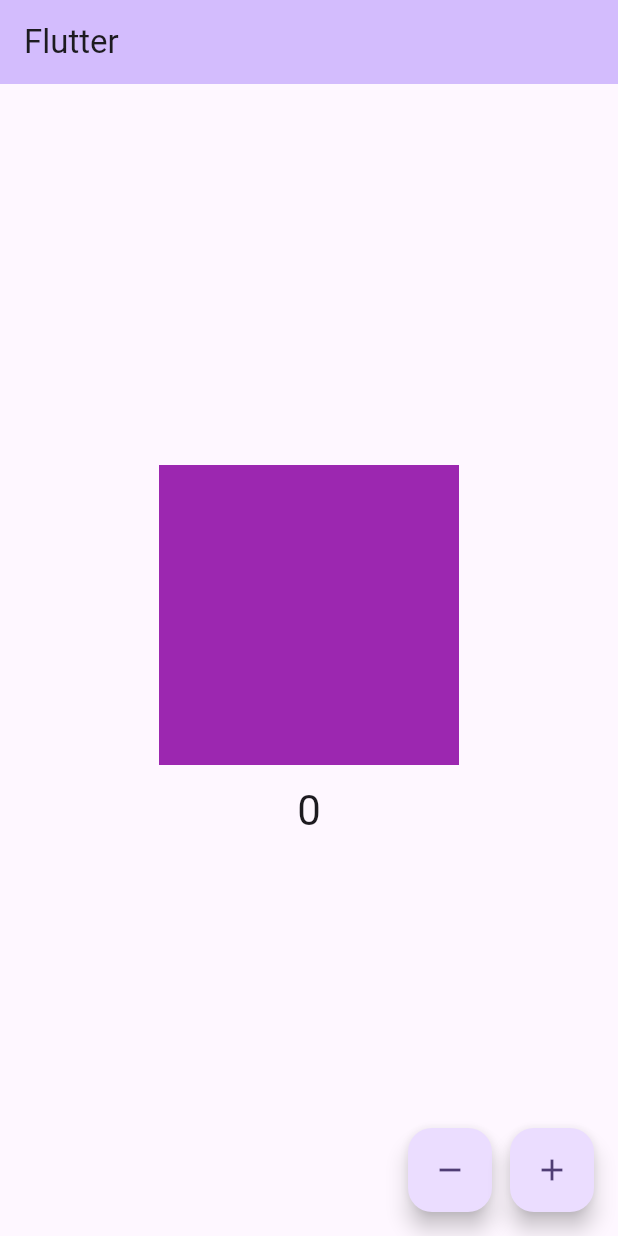
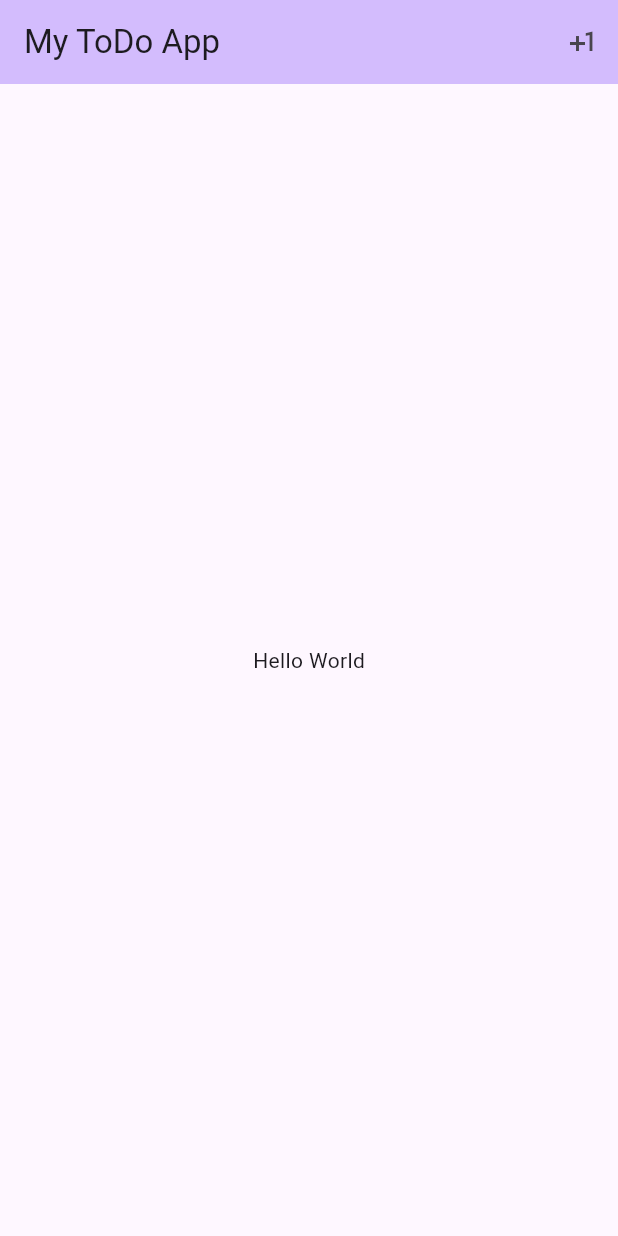
Before and after one commit to aditjoos/flutter_todo_bloc_firebase, a Flutter app: the screen it shows after launch, on a phone screen of 412 x 824 dp. Run offline on Flutter 3.47's test engine with Material 3 defaults, Android fonts, the light colour scheme and no system bars; our stand-ins replace another_flushbar, flutter_bloc.

```diff
--- a/lib/color_bloc/color_bloc.dart
+++ b/lib/bloc/color_bloc/color_bloc.dart
@@ -1,7 +1,7 @@
 import 'package:flutter/material.dart';
 import 'package:flutter_bloc/flutter_bloc.dart';
-import 'package:learn_bloc_firebase/color_bloc/color_state.dart';
-import 'package:learn_bloc_firebase/counter_bloc/counter_event.dart';
+import 'package:learn_bloc_firebase/bloc/color_bloc/color_state.dart';
+import 'package:learn_bloc_firebase/bloc/counter_bloc/counter_event.dart';
 
 class ColorBloc extends Bloc<CounterEvent, ColorState> {
   ColorBloc() : super(ColorInitialState()) {
--- a/lib/counter_bloc/counter_bloc.dart
+++ b/lib/bloc/counter_bloc/counter_bloc.dart
@@ -1,6 +1,6 @@
 import 'package:flutter_bloc/flutter_bloc.dart';
-import 'package:learn_bloc_firebase/counter_bloc/counter_event.dart';
-import 'package:learn_bloc_firebase/counter_bloc/counter_state.dart';
+import 'package:learn_bloc_firebase/bloc/counter_bloc/counter_event.dart';
+import 'package:learn_bloc_firebase/bloc/counter_bloc/counter_state.dart';
 
 class CounterBloc extends Bloc<CounterEvent, CounterState> {
   CounterBloc():super(CounterInitialState()) {
--- a/lib/main.dart
+++ b/lib/main.dart
@@ -1,11 +1,8 @@
-import 'package:another_flushbar/flushbar.dart';
 import 'package:flutter/material.dart';
 import 'package:flutter_bloc/flutter_bloc.dart';
-import 'package:learn_bloc_firebase/color_bloc/color_bloc.dart';
-import 'package:learn_bloc_firebase/color_bloc/color_state.dart';
-import 'package:learn_bloc_firebase/counter_bloc/counter_bloc.dart';
-import 'package:learn_bloc_firebase/counter_bloc/counter_event.dart';
-import 'package:learn_bloc_firebase/counter_bloc/counter_state.dart';
+import 'package:learn_bloc_firebase/bloc/color_bloc/color_bloc.dart';
+import 'package:learn_bloc_firebase/bloc/counter_bloc/counter_bloc.dart';
+import 'package:learn_bloc_firebase/views/counter/counter.dart';
 
 void main() {
   runApp(const MyApp());
@@ -22,12 +19,12 @@ class MyApp extends StatelessWidget {
         BlocProvider(create: (context) => ColorBloc()),
       ],
       child: MaterialApp(
-        title: 'Flutter BLOC & Firebase',
+        title: 'My ToDo App',
         theme: ThemeData(
           colorScheme: ColorScheme.fromSeed(seedColor: Colors.deepPurple),
           useMaterial3: true,
         ),
-        home: const MyHomePage(title: 'Flutter'),
+        home: const MyHomePage(title: 'My ToDo App'),
       ),
     );
   }
@@ -49,91 +46,16 @@ class _MyHomePageState extends State<MyHomePage> {
       appBar: AppBar(
         backgroundColor: Theme.of(context).colorScheme.inversePrimary,
         title: Text(widget.title),
+        actions: [
+          IconButton(
+            onPressed: () => Navigator.push(context,
+                MaterialPageRoute(builder: (_) => const CounterPage())),
+            icon: const Icon(Icons.plus_one),
+          )
+        ],
       ),
-      body: Center(
-        child: Column(
-          mainAxisAlignment: MainAxisAlignment.center,
-          children: [
-            BlocBuilder<ColorBloc, ColorState>(
-              builder: (context, state) => Container(
-                width: 200,
-                height: 200,
-                color: state.color,
-              ),
-            ),
-            // BlocSelector<CounterBloc, CounterState, bool>(
-            //   selector: (state) => state.counter >= 3 ? true : false,
-            //   builder: (context, state) => Center(
-            //     child: Container(
-            //       color: state ? Colors.green : Colors.red,
-            //       width: 200,
-            //       height: 200,
-            //     ),
-            //   ),
-            // ),
-            const SizedBox(height: 12),
-            BlocConsumer<CounterBloc, CounterState>(
-              builder: (context, state) => Text(
-                state.counter.toString(),
-                style: Theme.of(context).textTheme.headlineMedium,
-              ),
-              listener: (context, state) {
-                if (state.counter >= 5) {
-                  Flushbar(
-                    title: "It Works!",
-                    message: "Current number is: ${state.counter.toString()}",
-                    duration: const Duration(seconds: 3),
-                  ).show(context);
-                }
-              },
-            ),
-            const SizedBox(height: 12),
-            // BlocListener<CounterBloc, CounterState>(
-            //   listener: (context, state) {
-            //     if (state.counter >= 5) {
-            //       Flushbar(
-            //         title: "It Works!",
-            //         message: "Current number is: ${state.counter.toString()}",
-            //         duration: const Duration(seconds: 3),
-            //       ).show(context);
-            //     }
-            //   },
-            //   child: const Text('Bloc Listener'),
-            // ),
-            // const SizedBox(height: 12),
-            // BlocBuilder<CounterBloc, CounterState>(
-            //   // buildWhen: (previous, current) {
-            //   //   return current.counter >= 5;
-            //   // },
-            //   builder: (context, state) => Text(
-            //     state.counter.toString(),
-            //     style: Theme.of(context).textTheme.headlineMedium,
-            //   ),
-            // ),
-          ],
-        ),
-      ),
-      floatingActionButton: Row(
-        mainAxisAlignment: MainAxisAlignment.end,
-        children: [
-          FloatingActionButton(
-            onPressed: () {
-              context.read<CounterBloc>().add(CounterDecrementEvent());
-              context.read<ColorBloc>().add(CounterDecrementEvent());
-            },
-            tooltip: 'Decrement',
-            child: const Icon(Icons.remove),
-          ),
-          const SizedBox(width: 12),
-          FloatingActionButton(
-            onPressed: () {
-              context.read<CounterBloc>().add(CounterIncrementEvent());
-              context.read<ColorBloc>().add(CounterIncrementEvent());
-            },
-            tooltip: 'Increment',
-            child: const Icon(Icons.add),
-          ),
-        ],
+      body: const Center(
+        child: Text('Hello World'),
       ),
     );
   }
```
Also changed, not shown: lib/views/counter/counter.dart (added, +114 -0 lines), lib/bloc/color_bloc/color_state.dart (renamed from lib/color_bloc/color_state.dart), lib/bloc/counter_bloc/counter_event.dart (renamed from lib/counter_bloc/counter_event.dart), lib/bloc/counter_bloc/counter_state.dart (renamed from lib/counter_bloc/counter_state.dart).
